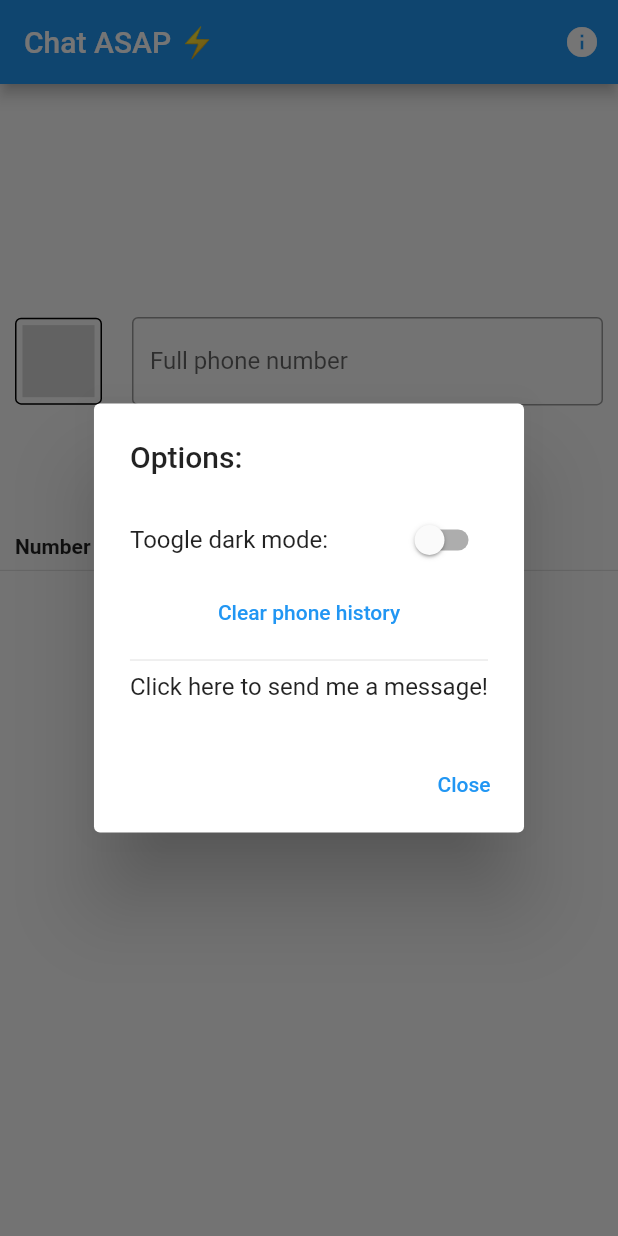
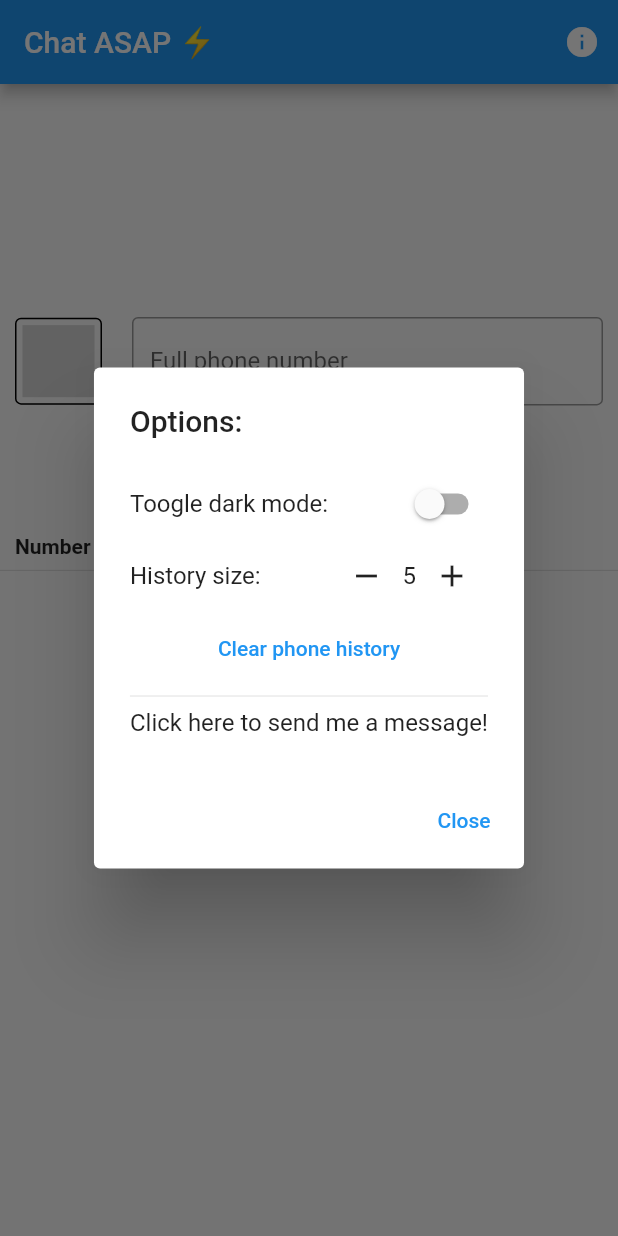
Before and after one commit to naslausky/Chat-Asap-, a Flutter app: the screen it shows after launch, after a tap on the "info" icon, on a phone screen of 412 x 824 dp. Run offline on Flutter 3.47's test engine with Material 2 defaults, Android fonts, the phone set to English and light mode, and no system bars; our stand-ins replace shared_preferences; missing offline and left inert: country_pickers.

Commit message:
Adiciona em tela a opção de escolha de tamanho de histórico.

```diff
--- a/lib/components/opcoes.dart
+++ b/lib/components/opcoes.dart
@@ -10,17 +10,12 @@ class Opcoes extends StatefulWidget {
 }
 
 class _OpcoesState extends State<Opcoes> {
+  late bool modoEscuroRequisitadoPeloSistema;
   @override
-  void initState() {
-    super.initState();
+  Widget build(BuildContext context) {
     modoEscuroRequisitadoPeloSistema =
         ((MediaQuery.of(context).platformBrightness == Brightness.dark) &&
             !(Preferencias.jaEscolheuTema));
-  }
-
-  late bool modoEscuroRequisitadoPeloSistema;
-  @override
-  Widget build(BuildContext context) {
     return AlertDialog(
       title: Text("Options:"),
       content: SingleChildScrollView(
@@ -40,6 +35,29 @@ class _OpcoesState extends State<Opcoes> {
                       Preferencias.selecionouTemaEscuro = ativado;
                       widget.callback();
                     }),
+              ],
+            ),
+            Row(
+              mainAxisAlignment: MainAxisAlignment.spaceBetween,
+              children: [
+                Text('History size:'),
+                Row(
+                  children: [
+                    IconButton(
+                        onPressed: () {
+                          Preferencias.decrementarTamanhoHistorico();
+                          widget.callback();
+                        },
+                        icon: Icon(Icons.remove)),
+                    Text('${Preferencias.tamanhoHistorico}'),
+                    IconButton(
+                        onPressed: () {
+                          Preferencias.incrementarTamanhoHistorico();
+                          widget.callback();
+                        },
+                        icon: Icon(Icons.add)),
+                  ],
+                ),
               ],
             ),
             Center(
```
